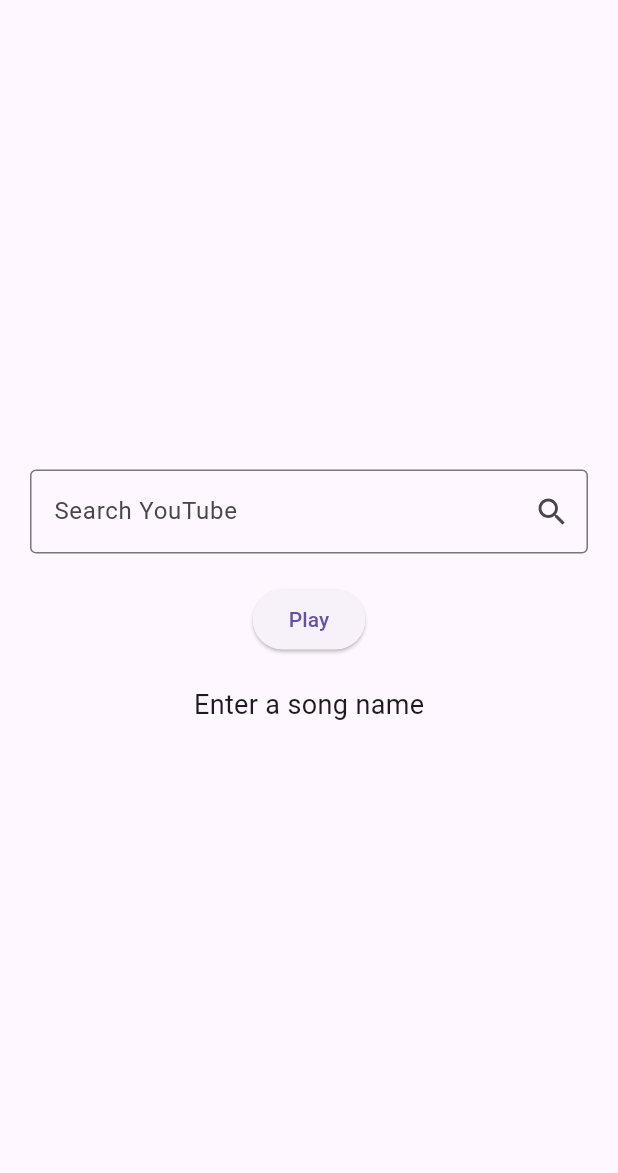
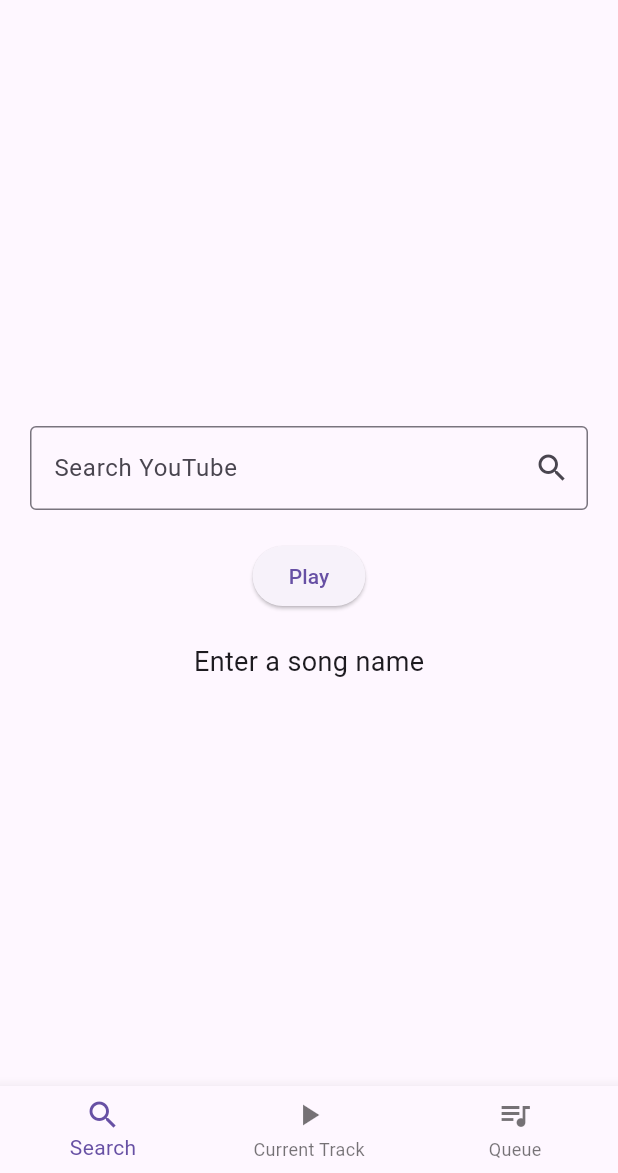
Before and after one commit to ZeNyfh/ZenMusic, a Flutter app: the screen it shows after launch, after a tap on "Play", on a phone screen of 412 x 824 dp, the part 63-1236 px from its top. Run offline on Flutter 3.47's test engine with Material 3 defaults, Android fonts, the phone set to English and light mode, and no system bars.

Commit message:
this needs refactoring

```diff
--- a/lib/main.dart
+++ b/lib/main.dart
@@ -1,5 +1,7 @@
 import 'package:flutter/material.dart';
-import 'services/audioservice.dart';
+import 'Pages/YTPlayer.dart';
+import 'Pages/Queue.dart';
+
 
 void main() => runApp(const MyApp());
 
@@ -9,66 +11,55 @@ class MyApp extends StatelessWidget {
   @override
   Widget build(BuildContext context) {
     return MaterialApp(
-      home: Scaffold(
-        appBar: AppBar(title: const Text('YouTube Player')),
-        body: const Center(child: YouTubePlayer()),
+      home: const HomeScreen(),
+    );
+  }
+}
+
+class HomeScreen extends StatefulWidget {
+  const HomeScreen({super.key});
+
+  @override
+  State<HomeScreen> createState() => _HomeScreenState();
+}
+
+class _HomeScreenState extends State<HomeScreen> {
+  int _selectedIndex = 0;
+
+  final List<Widget> _pages = [
+    YouTubePlayer(),
+    Center(child: Text('Current track', style: TextStyle(fontSize: 18))),
+    QueuePage(),
+  ];
+
+
+  void _onItemTapped(int index) {
+    setState(() => _selectedIndex = index);
+  }
+
+  @override
+  Widget build(BuildContext context) {
+    return Scaffold(
+      appBar: AppBar(title: const Text('YouTube Player')),
+      body: _pages[_selectedIndex],
+      bottomNavigationBar: BottomNavigationBar(
+        currentIndex: _selectedIndex,
+        onTap: _onItemTapped,
+        items: const [
+          BottomNavigationBarItem(
+            icon: Icon(Icons.search),
+            label: 'Search',
+          ),
+          BottomNavigationBarItem(
+            icon: Icon(Icons.play_arrow),
+            label: 'Current Track',
+          ),
+          BottomNavigationBarItem(
+            icon: Icon(Icons.queue_music),
+            label: 'Queue',
+          ),
+        ],
       ),
     );
   }
 }
-
-class YouTubePlayer extends StatefulWidget {
-  const YouTubePlayer({super.key});
-
-  @override
-  State<YouTubePlayer> createState() => _YouTubePlayerState();
-}
-
-class _YouTubePlayerState extends State<YouTubePlayer> {
-  final _controller = TextEditingController();
-  String _status = "Enter a song name";
-
-  Future<void> _play() async {
-    if (_controller.text.isEmpty) return;
-
-    setState(() => _status = "Loading...");
-    final title = await AudioPlayerService.play(_controller.text);
-    setState(() => _status = title ?? "Playback failed");
-  }
-
-  @override
-  Widget build(BuildContext context) {
-    return Padding(
-      padding: const EdgeInsets.all(20.0),
-      child: Column(
-        mainAxisAlignment: MainAxisAlignment.center,
-        children: [
-          TextField(
-            controller: _controller,
-            decoration: InputDecoration(
-              labelText: 'Search YouTube',
-              border: OutlineInputBorder(),
-              suffixIcon: IconButton(
-                icon: const Icon(Icons.search),
-                onPressed: _play,
-              ),
-            ),
-          ),
-          const SizedBox(height: 20),
-          ElevatedButton(
-            onPressed: _play,
-            child: const Text('Play'),
-          ),
-          const SizedBox(height: 20),
-          Text(_status, style: const TextStyle(fontSize: 18)),
-        ],
-      ),
-    );
-  }
-
-  @override
-  void dispose() {
-    _controller.dispose();
-    super.dispose();
-  }
-}
```
